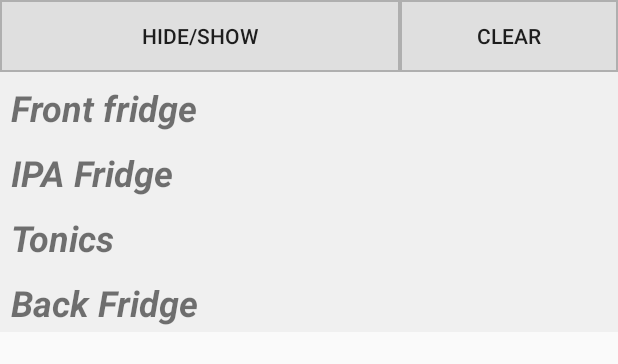
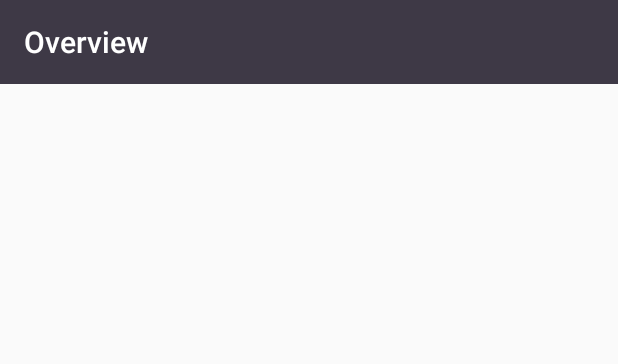
Before and after one commit to jamesscully/spoons-bottle-up, an Android app: the layout activity_main.xml on its own in the app's theme, with its tools: preview values and no code run, on a phone screen of 412 x 824 dp. Shown: the top 364 px of the screen. Run offline under Robolectric (Android 15) with nearby library versions, the phone set to English and light mode, and no system bars.

Commit message:
Clean these terrible layouts up, updated gitignore to remove .idea

```diff
--- a/app/src/main/res/layout/activity_main.xml
+++ b/app/src/main/res/layout/activity_main.xml
@@ -1,143 +1,34 @@
 <?xml version="1.0" encoding="utf-8"?>
-<ScrollView xmlns:android="http://schemas.android.com/apk/res/android"
+<android.support.constraint.ConstraintLayout xmlns:android="http://schemas.android.com/apk/res/android"
     xmlns:app="http://schemas.android.com/apk/res-auto"
     xmlns:tools="http://schemas.android.com/tools"
+    android:id="@+id/mainLayout"
     android:layout_width="fill_parent"
     android:layout_height="match_parent"
     android:fillViewport="true"
-    android:orientation="vertical"
-    android:padding="0dp"
     android:scrollbarStyle="outsideOverlay">
 
-    <LinearLayout xmlns:android="http://schemas.android.com/apk/res/android"
-        xmlns:app="http://schemas.android.com/apk/res-auto"
-        xmlns:tools="http://schemas.android.com/tools"
-        android:id="@+id/ctnrBase"
+
+    <android.support.v7.widget.Toolbar
+        android:id="@+id/toolbar2"
         android:layout_width="match_parent"
         android:layout_height="wrap_content"
-        android:adjustViewBounds="true"
-        android:orientation="vertical"
-        app:layout_behavior="@string/appbar_scrolling_view_behavior"
-        tools:context=".MainActivity">
+        android:background="?attr/colorPrimary"
+        android:minHeight="?attr/actionBarSize"
+        android:theme="?attr/actionBarTheme"
+        app:layout_constraintEnd_toEndOf="parent"
+        app:layout_constraintStart_toStartOf="parent"
+        app:layout_constraintTop_toTopOf="parent"
+        app:title="Overview" />
 
-        <LinearLayout
-            android:id="@+id/ctnrBtns"
-            android:layout_width="match_parent"
-            android:layout_height="wrap_content"
-            android:orientation="horizontal">
+    <ScrollView
+        android:layout_width="0dp"
+        android:layout_height="0dp"
+        android:layout_marginTop="8dp"
+        app:layout_constraintBottom_toBottomOf="parent"
+        app:layout_constraintEnd_toEndOf="parent"
+        app:layout_constraintStart_toStartOf="parent"
+        app:layout_constraintTop_toBottomOf="@+id/toolbar2" />
 
-            <Button
-                android:id="@+id/btnHideShow"
-                android:layout_width="209dp"
-                android:layout_height="wrap_content"
-                android:layout_weight="1"
-                android:background="@drawable/button_test"
-                android:text="Hide/Show" />
 
-            <Button
-                android:id="@+id/btnClear"
-                android:layout_width="wrap_content"
-                android:layout_height="wrap_content"
-                android:layout_weight="1"
-                android:background="@drawable/button_test"
-                android:text="Clear" />
-        </LinearLayout>
-
-        <TextView
-            android:id="@+id/lblFront"
-            android:layout_width="match_parent"
-            android:layout_height="wrap_content"
-            android:background="#afafaf"
-            android:paddingBottom="3dp"
-            android:paddingLeft="7dp"
-            android:paddingTop="7dp"
-            android:text="Front fridge"
-            android:textSize="24sp"
-            android:textStyle="bold|italic"
-            tools:background="#f0f0f0" />
-
-        <LinearLayout
-            android:id="@+id/ctnrFirst"
-            android:layout_width="match_parent"
-            android:layout_height="wrap_content"
-            android:layout_alignParentBottom="true"
-            android:layout_alignParentStart="true"
-            android:orientation="vertical"
-            app:layout_behavior="@string/appbar_scrolling_view_behavior">
-
-        </LinearLayout>
-
-        <TextView
-            android:id="@+id/lblIPA"
-            android:layout_width="match_parent"
-            android:layout_height="wrap_content"
-            android:background="#afafaf"
-            android:paddingBottom="3dp"
-            android:paddingLeft="7dp"
-            android:paddingTop="7dp"
-            android:text="IPA Fridge"
-            android:textSize="24sp"
-            android:textStyle="bold|italic"
-            tools:background="#f0f0f0" />
-
-        <LinearLayout
-            android:id="@+id/ctnrIPA"
-            android:layout_width="match_parent"
-            android:layout_height="wrap_content"
-            android:layout_alignParentBottom="true"
-            android:layout_alignParentStart="true"
-            android:orientation="vertical"
-            app:layout_behavior="@string/appbar_scrolling_view_behavior">
-
-        </LinearLayout>
-
-        <TextView
-            android:id="@+id/lblTonic"
-            android:layout_width="match_parent"
-            android:layout_height="wrap_content"
-            android:background="#afafaf"
-            android:paddingBottom="3dp"
-            android:paddingLeft="7dp"
-            android:paddingTop="7dp"
-            android:text="Tonics"
-            android:textSize="24sp"
-            android:textStyle="bold|italic"
-            tools:background="#f0f0f0" />
-
-        <LinearLayout
-            android:id="@+id/ctnrTonic"
-            android:layout_width="match_parent"
-            android:layout_height="wrap_content"
-            android:layout_alignParentBottom="true"
-            android:layout_alignParentStart="true"
-            android:orientation="vertical"
-            app:layout_behavior="@string/appbar_scrolling_view_behavior">
-
-        </LinearLayout>
-
-        <TextView
-            android:id="@+id/lblBack"
-            android:layout_width="match_parent"
-            android:layout_height="wrap_content"
-            android:background="#afafaf"
-            android:paddingBottom="3dp"
-            android:paddingLeft="7dp"
-            android:paddingTop="7dp"
-            android:text="Back Fridge"
-            android:textSize="24sp"
-            android:textStyle="bold|italic"
-            tools:background="#f0f0f0" />
-
-        <LinearLayout
-            android:id="@+id/ctnrBack"
-            android:layout_width="match_parent"
-            android:layout_height="wrap_content"
-            android:layout_alignParentBottom="true"
-            android:layout_alignParentStart="true"
-            android:orientation="vertical"
-            app:layout_behavior="@string/appbar_scrolling_view_behavior">
-
-        </LinearLayout>
-
-    </LinearLayout>
-</ScrollView>
+</android.support.constraint.ConstraintLayout>
--- a/app/src/main/res/values/colors.xml
+++ b/app/src/main/res/values/colors.xml
@@ -1,7 +1,7 @@
 <?xml version="1.0" encoding="utf-8"?>
 <resources>
-    <color name="colorPrimary">#FFFFFF</color>
-    <color name="colorPrimaryDark">#878787</color>
+    <color name="colorPrimary">#3E3946</color>
+    <color name="colorPrimaryDark">#2D2A32</color>
     <color name="colorAccent">#3D3838</color>
 
     <color name="plaqueBg">#FFFFFF</color>
```
Also changed, not shown: app/src/main/res/layout/plaque_layout.xml (+72 -53 lines), 1 other file.
